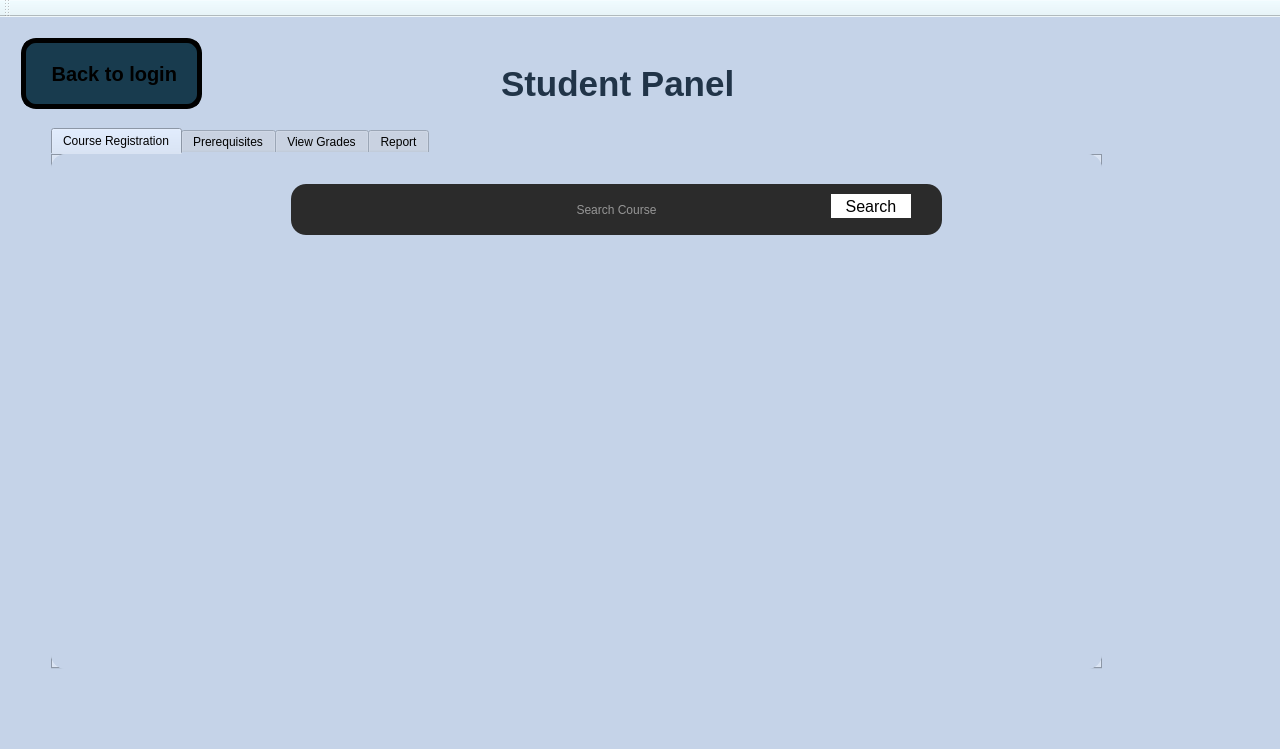
Qt form Coursify.ui (Ahmed-ElGoharyy/Coursifyy) before a commit.
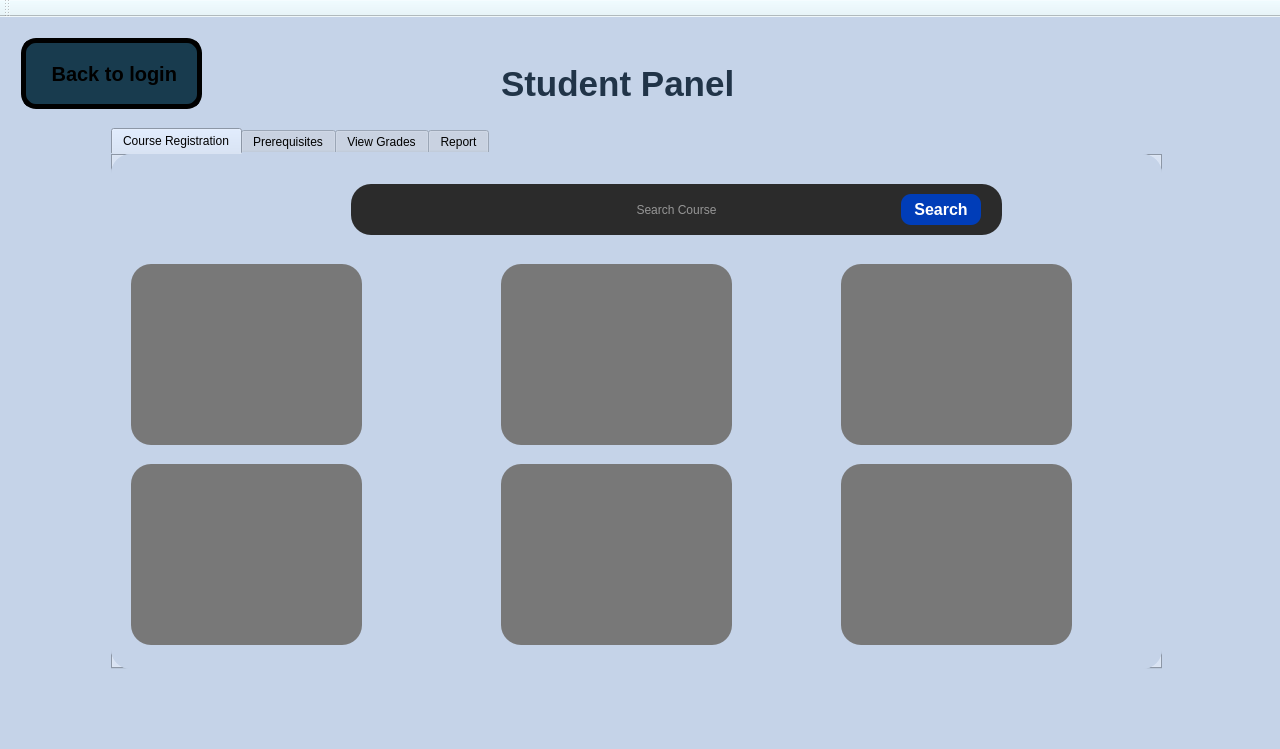
The same form after that commit. The open tabs and pages were chosen to show the change. Icons and pictures are not drawn.

Commit message: course register gui try

The edit to the form file:
```diff
--- a/Coursify.ui
+++ b/Coursify.ui
@@ -3948,7 +3948,7 @@
        <widget class="QTabWidget" name="tabWidget_2">
         <property name="geometry">
          <rect>
-          <x>40</x>
+          <x>100</x>
           <y>100</y>
           <width>1051</width>
           <height>541</height>
@@ -4154,8 +4154,8 @@
          </palette>
         </property>
         <property name="styleSheet">
-         <string notr="true">border: 1px  black;   /* Border */
-border-radius: 15px;  
+         <string notr="true">border: 3px  black;   /* Border */
+border-radius: 20px;  
 color: #000000</string>
         </property>
         <property name="currentIndex">
@@ -4223,24 +4223,108 @@
          <widget class="QPushButton" name="pushButton_2">
           <property name="geometry">
            <rect>
-            <x>780</x>
+            <x>790</x>
             <y>40</y>
             <width>80</width>
-            <height>24</height>
+            <height>31</height>
            </rect>
           </property>
           <property name="font">
            <font>
             <pointsize>12</pointsize>
+            <bold>true</bold>
            </font>
           </property>
           <property name="styleSheet">
-           <string notr="true">background-color: rgb(255, 255, 255);</string>
+           <string notr="true">color: rgb(255, 255, 255);
+background-color: rgb(0, 61, 184);
+ 
+    border-radius: 10px;         
+    padding: 6px 12px;
+    font-weight: bold;</string>
           </property>
           <property name="text">
            <string>Search</string>
           </property>
          </widget>
+         <widget class="QPlainTextEdit" name="plainTextEdit">
+          <property name="geometry">
+           <rect>
+            <x>20</x>
+            <y>110</y>
+            <width>231</width>
+            <height>181</height>
+           </rect>
+          </property>
+          <property name="styleSheet">
+           <string notr="true">background-color: rgb(120, 120, 120);</string>
+          </property>
+         </widget>
+         <widget class="QPlainTextEdit" name="plainTextEdit_2">
+          <property name="geometry">
+           <rect>
+            <x>390</x>
+            <y>110</y>
+            <width>231</width>
+            <height>181</height>
+           </rect>
+          </property>
+          <property name="styleSheet">
+           <string notr="true">background-color: rgb(120, 120, 120);</string>
+          </property>
+         </widget>
+         <widget class="QPlainTextEdit" name="plainTextEdit_3">
+          <property name="geometry">
+           <rect>
+            <x>730</x>
+            <y>110</y>
+            <width>231</width>
+            <height>181</height>
+           </rect>
+          </property>
+          <property name="styleSheet">
+           <string notr="true">background-color: rgb(120, 120, 120);</string>
+          </property>
+         </widget>
+         <widget class="QPlainTextEdit" name="plainTextEdit_4">
+          <property name="geometry">
+           <rect>
+            <x>20</x>
+            <y>310</y>
+            <width>231</width>
+            <height>181</height>
+           </rect>
+          </property>
+          <property name="styleSheet">
+           <string notr="true">background-color: rgb(120, 120, 120);</string>
+          </property>
+         </widget>
+         <widget class="QPlainTextEdit" name="plainTextEdit_5">
+          <property name="geometry">
+           <rect>
+            <x>390</x>
+            <y>310</y>
+            <width>231</width>
+            <height>181</height>
+           </rect>
+          </property>
+          <property name="styleSheet">
+           <string notr="true">background-color: rgb(120, 120, 120);</string>
+          </property>
+         </widget>
+         <widget class="QPlainTextEdit" name="plainTextEdit_6">
+          <property name="geometry">
+           <rect>
+            <x>730</x>
+            <y>310</y>
+            <width>231</width>
+            <height>181</height>
+           </rect>
+          </property>
+          <property name="styleSheet">
+           <string notr="true">background-color: rgb(120, 120, 120);</string>
+          </property>
+         </widget>
         </widget>
         <widget class="QWidget" name="tab_6">
          <attribute name="title">
```
Left out of the diff: 103 changed lines with no effect on the pictures. The commit also changes 1 other file.
